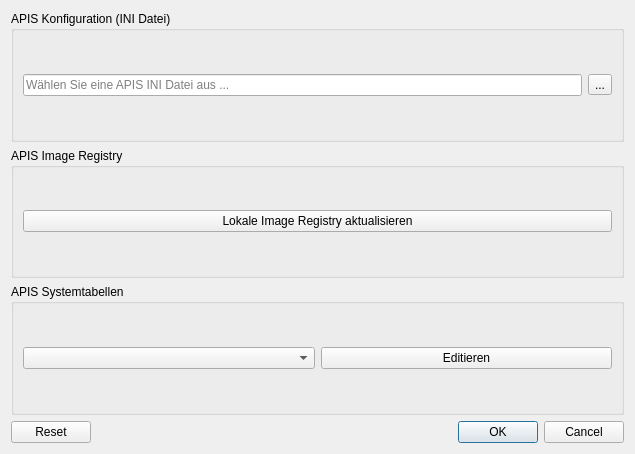
This is APIS/ui/apis_settings.ui in APIS-Luftbildarchiv/APIS3 as Qt 5 draws it before an edit. The edited form follows.
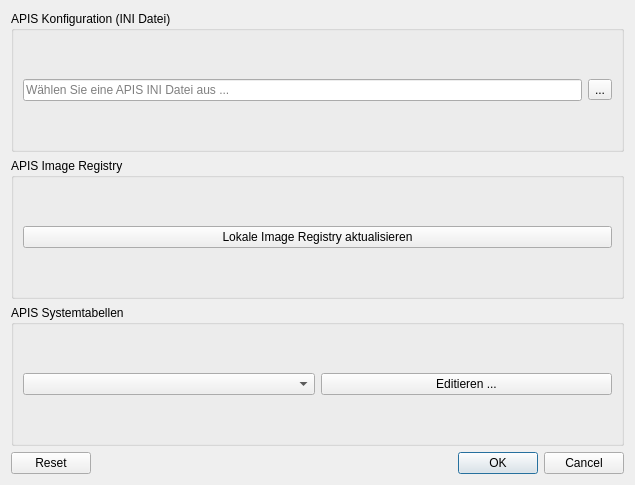
This is the edited form. Icons and pictures are not drawn.

Diff of the .ui file:
```diff
--- a/APIS/ui/apis_settings.ui
+++ b/APIS/ui/apis_settings.ui
@@ -10,7 +10,7 @@
     <x>0</x>
     <y>0</y>
     <width>635</width>
-    <height>454</height>
+    <height>485</height>
    </rect>
   </property>
   <property name="sizePolicy">
@@ -122,7 +122,7 @@
       <item>
        <widget class="QPushButton" name="uiEditSystemTableBtn">
         <property name="text">
-         <string>Editieren</string>
+         <string>Editieren ...</string>
         </property>
        </widget>
       </item>
```
